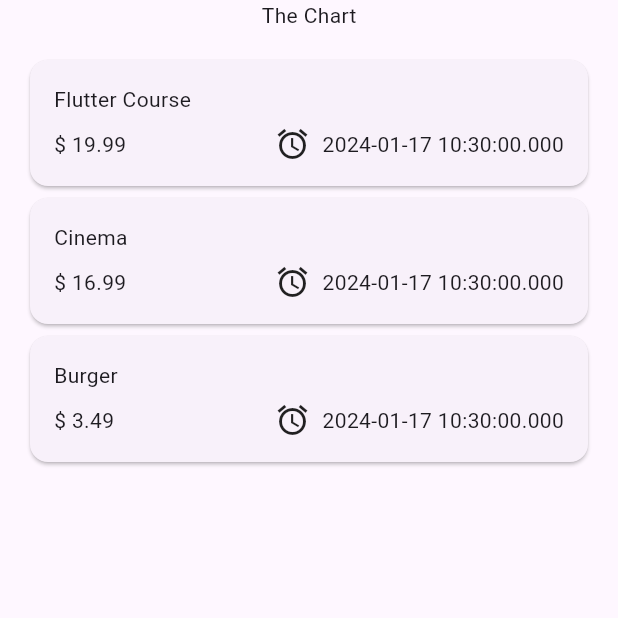
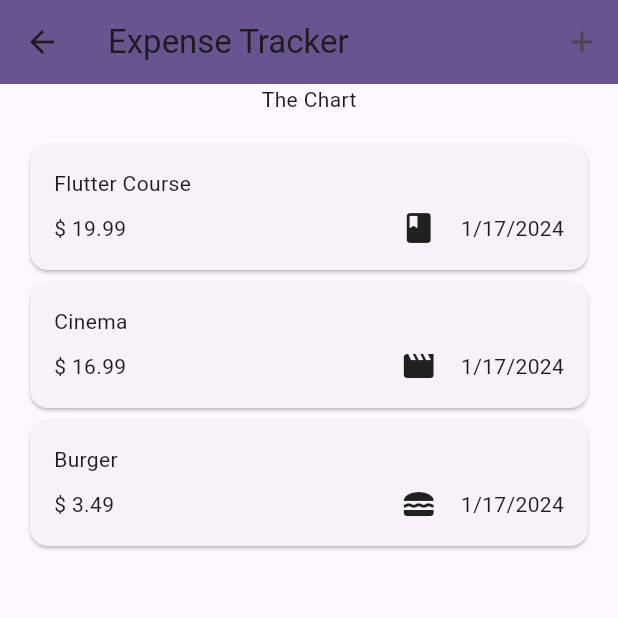
Before and after one commit to iamraajkanchan/basic_flutter_demo, a Flutter app: the Expenses screen opened directly, on a phone screen of 412 x 824 dp, the top half of it. Run offline on Flutter 3.47's test engine with Material 3 defaults, Android fonts, the phone set to English and light mode, and no system bars; our stand-ins replace bloc, connectivity_plus, email_validator, flutter_bloc, image_picker, video_player; project files that could hold a hidden picture were left out.

Commit message:
Modal for adding new expense item is added in expense tracker module.

```diff
--- a/lib/views/expense_tracker/expenses.dart
+++ b/lib/views/expense_tracker/expenses.dart
@@ -1,4 +1,5 @@
 import 'package:basic_flutter_demo/views/expense_tracker/widgets/expense_list.dart';
+import 'package:basic_flutter_demo/views/expense_tracker/widgets/new_expense.dart';
 import 'package:flutter/material.dart';
 
 import 'models/expense.dart';
@@ -29,12 +30,28 @@
         category: Category.food),
   ];
 
+  void _showAddExpenseOverlay() {
+    showModalBottomSheet(
+        context: context,
+        builder: (context) {
+          return const NewExpense();
+        });
+  }
+
   @override
   Widget build(BuildContext context) {
     return Scaffold(
+      appBar: AppBar(
+        title: const Text("Expense Tracker"),
+        backgroundColor: Theme.of(context).primaryColor,
+        actions: [
+          IconButton(onPressed: _showAddExpenseOverlay, icon: const Icon(Icons.add))
+        ],
+      ),
       body: Column(
         children: [
           const Text("The Chart"),
+          // Note: When you are using a ListView, you must wrap the widget inside Expanded Widget.
           Expanded(child: ExpenseList(expenses: _registeredExpenses))
         ],
       ),
--- a/lib/views/expense_tracker/models/expense.dart
+++ b/lib/views/expense_tracker/models/expense.dart
@@ -1,6 +1,9 @@
+import 'package:flutter/material.dart';
+import 'package:intl/intl.dart';
 import 'package:uuid/uuid.dart';
 
 const uuid = Uuid();
+final formatter = DateFormat.yMd();
 
 class Expense {
   final String id;
@@ -15,6 +18,18 @@
       required this.date,
       required this.category})
       : id = uuid.v4();
+
+  String get formattedDate {
+    return formatter.format(date);
+  }
 }
 
 enum Category { leisure, food, travel, work, learn }
+
+const categoryIcons = <Category, IconData>{
+  Category.food: Icons.lunch_dining,
+  Category.travel: Icons.flight_takeoff,
+  Category.leisure: Icons.movie,
+  Category.work: Icons.work,
+  Category.learn: Icons.book
+};
--- a/lib/views/expense_tracker/widgets/expense_item.dart
+++ b/lib/views/expense_tracker/widgets/expense_item.dart
@@ -1,4 +1,3 @@
-import 'package:flutter/cupertino.dart';
 import 'package:flutter/material.dart';
 
 import '../models/expense.dart';
@@ -30,9 +29,9 @@
                 const Spacer(),
                 Row(
                   children: [
-                    const Icon(Icons.alarm),
-                    const SizedBox(width: 8),
-                    Text(widget.expense.date.toString())
+                    Icon(categoryIcons[widget.expense.category]),
+                    const SizedBox(width: 16),
+                    Text(widget.expense.formattedDate)
                   ],
                 )
               ],
--- a/pubspec.yaml
+++ b/pubspec.yaml
@@ -44,6 +44,7 @@
   connectivity_plus: ^5.0.2
   email_validator: ^2.1.17
   uuid: ^4.3.3
+  intl: ^0.19.0
 
 dev_dependencies:
   flutter_test:
```
Also changed, not shown: lib/views/expense_tracker/widgets/new_expense.dart (added, +109 -0 lines), pubspec.lock.
